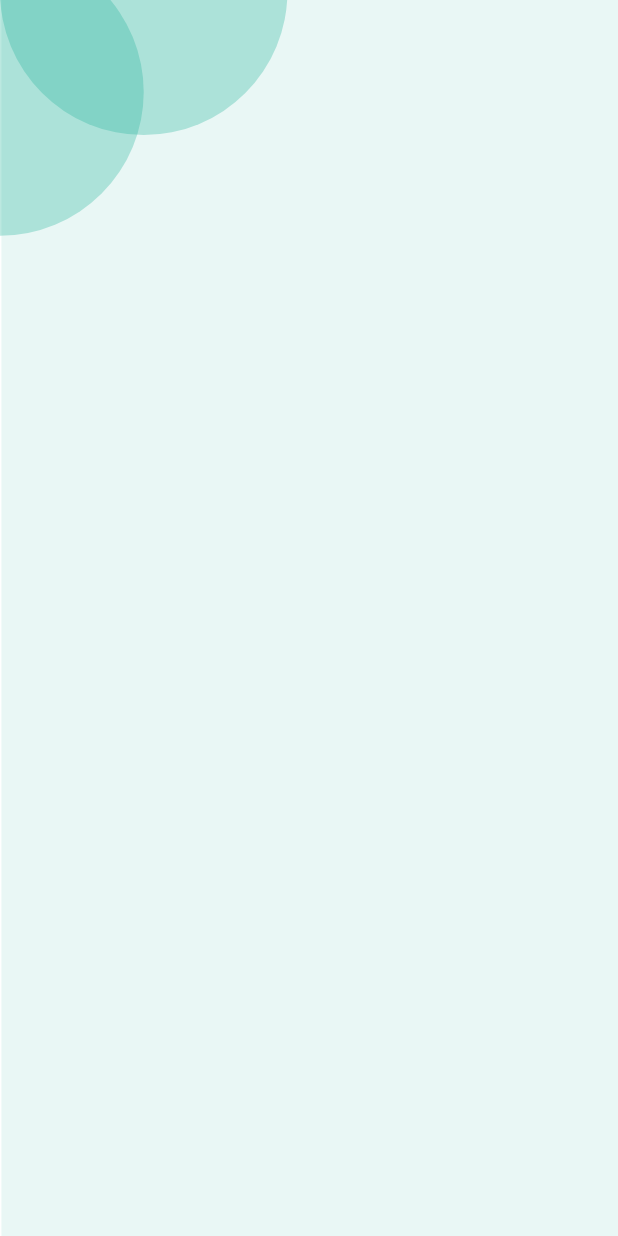
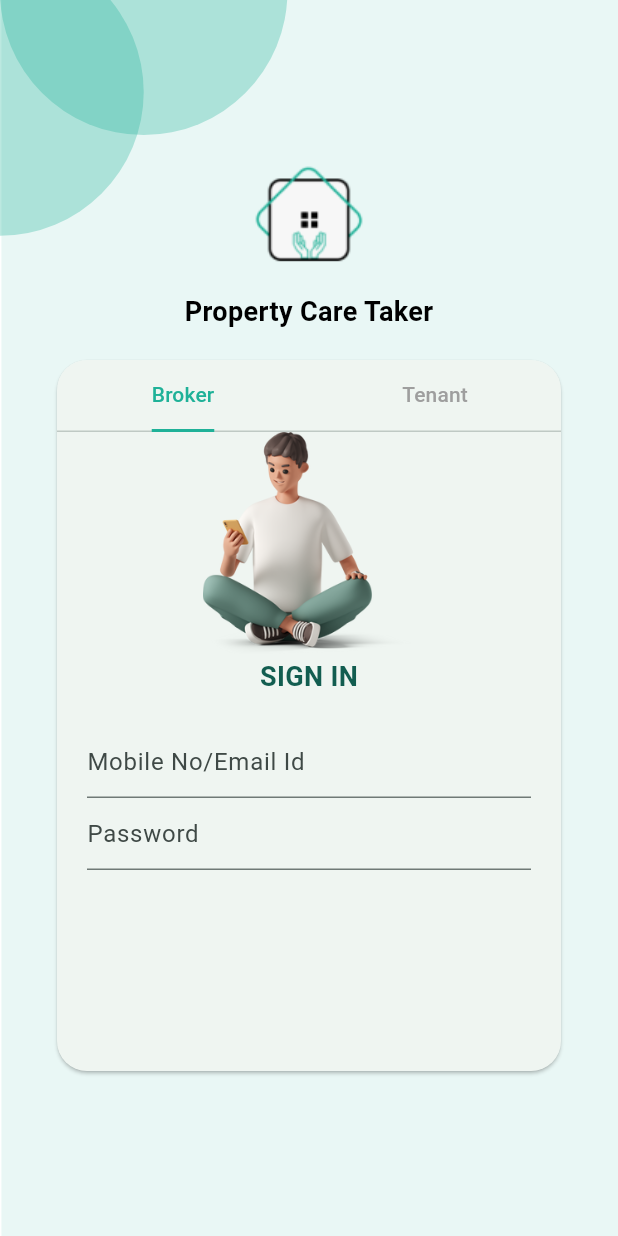
Before and after one commit to skawale21/pct_mark, a Flutter app: the screen it shows after launch, on a phone screen of 412 x 824 dp. Run offline on Flutter 3.47's test engine with Material 3 defaults, Android fonts, the light colour scheme and no system bars; our stand-ins replace flutter_svg; Roboto replaces fonts that are missing (Montserrat, Poppins).

Commit message:
added auth field.

```diff
--- a/lib/core/common/resources/asset_manager.dart
+++ b/lib/core/common/resources/asset_manager.dart
@@ -1,3 +1,5 @@
+// ignore_for_file: constant_identifier_names
+
 const String IMAGE_PATH = 'assets/images';
 
 final class PctImages {
--- a/lib/core/common/resources/color_manager.dart
+++ b/lib/core/common/resources/color_manager.dart
@@ -8,6 +8,8 @@
   static const transparantColor = Colors.transparent;
   static const blackColor = Colors.black;
   static Color primary = HexColor.fromHex("#ED9728");
+
+  static const Color signInTextColorBelowMan = Color(0xFF125D50);
   // static Color darkGrey = HexColor.fromHex("#525252");
   // static Color grey = HexColor.fromHex("#737477");
   // static Color lightGrey = HexColor.fromHex("#9E9E9E");
--- a/lib/core/common/resources/font_manager.dart
+++ b/lib/core/common/resources/font_manager.dart
@@ -1,7 +1,8 @@
 import 'package:flutter/material.dart';
 
-class PctFontConstant {
-  static const String fontFamily = "Montserrat";
+class PctFontFamily {
+  static const String Montserrat = "Montserrat";
+  static const String Poppins = "'Poppins'";
 }
 
 class PctFontWeight {
--- a/lib/core/common/resources/string_manager.dart
+++ b/lib/core/common/resources/string_manager.dart
@@ -1,3 +1,5 @@
+// ignore_for_file: constant_identifier_names
+
 class PctStrings {
   // String constants for login screen
   static const String LoginScreenTitle1 = "Property Care Taker";
--- a/lib/core/common/resources/styles_manager.dart
+++ b/lib/core/common/resources/styles_manager.dart
@@ -1,10 +1,11 @@
 import 'package:flutter/material.dart';
+import 'package:pct_mark/core/common/resources/font_manager.dart';
 
 class PctTextStyle {
-  TextStyle splashHeadingStyle = const TextStyle(
+  static const TextStyle splashHeadingStyle = TextStyle(
     fontFamily: "Poppins",
     fontSize: 18,
-    fontWeight: FontWeight.w600,
+    fontWeight: PctFontWeight.semibold,
     color: Color(0xff000000),
     height: 24.970624923706055 / 18,
   );
--- /dev/null
+++ b/lib/core/common/resources/theme_manager.dart
@@ -0,0 +1,119 @@
+import 'package:flutter/material.dart';
+import 'package:pct_mark/core/common/resources/color_manager.dart';
+import 'package:pct_mark/core/common/resources/font_manager.dart';
+
+class PctTextStyles {
+  static const TextStyle sigiInTextStyle = TextStyle(
+    color: PctColors.signInTextColorBelowMan,
+    fontSize: PctFontSize.s18,
+    fontFamily: PctFontFamily.Montserrat,
+    fontWeight: PctFontWeight.semibold,
+  );
+}
+
+
+
+// ThemeData getApplicationTheme() {
+//   return ThemeData(
+//     //main colors of the app
+//     primaryColor: ColorManager.primary,
+//     primaryColorLight: ColorManager.primaryOpacity70,
+//     primaryColorDark: ColorManager.darkPrimary,
+//     disabledColor: ColorManager.grey1, //will be used in case of disabled button
+
+//     //ripple color
+//     splashColor: ColorManager.primaryOpacity70,
+
+//     //TODO -1 look for accent color attribute  add ColorManager.Grey
+//     colorScheme: ColorScheme.fromSwatch(accentColor: ColorManager.grey),
+
+//     //TODO -2 add card theme according to app requirement
+//     cardTheme: CardTheme(
+//         color: ColorManager.white,
+//         shadowColor: ColorManager.grey,
+//         elevation: AppSize.s4),
+
+//     //appbar theme
+//     //TODO -3 add appbar theme according to app requitment
+
+//     appBarTheme: AppBarTheme(
+//         centerTitle: true,
+//         color: ColorManager.primary,
+//         elevation: AppSize.s4,
+//         shadowColor: ColorManager.primaryOpacity70,
+//         titleTextStyle:
+//             getRegularStyle(color: ColorManager.white, fontSize: FontSize.s12)),
+//     //button theme
+//     //TODO -4 add button theme according to app requirement
+
+//     buttonTheme: ButtonThemeData(
+//       shape: const StadiumBorder(),
+//       disabledColor: ColorManager.grey1,
+//       buttonColor: ColorManager.primary,
+//       splashColor: ColorManager.primaryOpacity70,
+//     ),
+//     elevatedButtonTheme: ElevatedButtonThemeData(
+//       style: ElevatedButton.styleFrom(
+//         textStyle: getRegularStyle(color: ColorManager.white),
+//         backgroundColor: ColorManager.primary,
+//         shape: RoundedRectangleBorder(
+//           borderRadius: BorderRadius.circular(AppSize.s12),
+//         ),
+//       ),
+//     ),
+
+//     //text theme
+//     //TODO -5 Modify textTheme according to requirement
+//     textTheme: TextTheme(
+//         displayLarge: getSemiBoldStyle(
+//             color: ColorManager.darkGrey, fontSize: FontSize.s15),
+//         titleMedium: getMediumStyle(
+//             color: ColorManager.lightGrey, fontSize: FontSize.s14),
+//         bodySmall: getRegularStyle(color: ColorManager.grey1),
+//         bodyLarge: getRegularStyle(color: ColorManager.grey)),
+
+//     //input decoration theme(text formfield)
+
+//     inputDecorationTheme: InputDecorationTheme(
+//       contentPadding: const EdgeInsets.all(AppPadding.p8),
+//       //hint style
+//       hintStyle: getRegularStyle(color: ColorManager.grey1),
+//       //label style
+//       labelStyle: getMediumStyle(color: ColorManager.darkGrey),
+//       //error style
+//       errorStyle: getRegularStyle(color: ColorManager.error),
+//       //enabled border
+//       enabledBorder: OutlineInputBorder(
+//         borderSide: BorderSide(color: ColorManager.grey, width: AppSize.s1_5),
+//         borderRadius: const BorderRadius.all(
+//           Radius.circular(AppSize.s8),
+//         ),
+//       ),
+
+//       //focus border
+//       focusedBorder: OutlineInputBorder(
+//         borderSide:
+//             BorderSide(color: ColorManager.primary, width: AppSize.s1_5),
+//         borderRadius: const BorderRadius.all(
+//           Radius.circular(AppSize.s8),
+//         ),
+//       ),
+
+//       //error border
+//       errorBorder: OutlineInputBorder(
+//         borderSide: BorderSide(color: ColorManager.error, width: AppSize.s1_5),
+//         borderRadius: const BorderRadius.all(
+//           Radius.circular(AppSize.s8),
+//         ),
+//       ),
+
+//       //focus error border
+//       focusedErrorBorder: OutlineInputBorder(
+//         borderSide: BorderSide(color: ColorManager.error, width: AppSize.s1_5),
+//         borderRadius: const BorderRadius.all(
+//           Radius.circular(AppSize.s8),
+//         ),
+//       ),
+//     ),
+//   );
+// }
--- /dev/null
+++ b/lib/core/common/resources/values_manager.dart
@@ -0,0 +1,32 @@
+class PctMargin {
+  static const double m8 = 8.0;
+  static const double m10 = 10.0;
+  static const double m12 = 12.0;
+  static const double m14 = 14.0;
+  static const double m16 = 16.0;
+  static const double m18 = 18.0;
+}
+
+class PctPadding {
+  static const double p8 = 8.0;
+  static const double p10 = 10.0;
+  static const double p12 = 12.0;
+  static const double p14 = 14.0;
+  static const double p16 = 16.0;
+  static const double p18 = 18.0;
+  static const double p20 = 20.0;
+}
+
+class PctAppSize {
+  static const double s1_5 = 1.5;
+  static const double s4 = 4.0;
+  static const double s8 = 8.0;
+  static const double s10 = 10.0;
+  static const double s12 = 12.0;
+  static const double s14 = 14.0;
+  static const double s16 = 16.0;
+  static const double s18 = 18.0;
+  static const double s20 = 20.0;
+  static const double s40 = 40.0;
+  static const double s100 = 100.0;
+}
--- a/lib/core/common/widgets/app_logo_widget.dart
+++ b/lib/core/common/widgets/app_logo_widget.dart
@@ -1,20 +1,22 @@
 import 'package:flutter/material.dart';
 import 'package:pct_mark/core/common/resources/asset_manager.dart';
 import 'package:pct_mark/core/common/resources/string_manager.dart';
+import 'package:pct_mark/core/common/resources/styles_manager.dart';
+import 'package:pct_mark/core/common/resources/values_manager.dart';
 
 Widget appLogoTitle = Column(
   mainAxisAlignment: MainAxisAlignment.center,
   crossAxisAlignment: CrossAxisAlignment.center,
   children: [
-    Image.asset(PctImages.logo),
-    const SizedBox(height: 20),
+    Image.asset(
+        PctImages.logo), // Assuming PctImages.logo points to your image asset
+    const SizedBox(height: PctAppSize.s20),
     const Text(
-      PctStrings.appTitle,
-      // style: splashHeadingStyle,
+      PctStrings.appTitle, // Assuming PctStrings.appTitle is a defined string
+      style: PctTextStyle
+          .splashHeadingStyle, // Use the defined style from PctTextStyle
       textAlign: TextAlign.left,
     ),
-    const SizedBox(
-      height: 20,
-    ),
+    const SizedBox(height: 20),
   ],
 );
--- /dev/null
+++ b/lib/core/common/widgets/auth_form_field_widget.dart
@@ -0,0 +1,31 @@
+import 'package:flutter/material.dart';
+
+class AuthField extends StatelessWidget {
+  final String hintText;
+  final TextEditingController controller;
+  final bool isObsecure;
+
+  const AuthField({
+    super.key,
+    required this.hintText,
+    required this.controller,
+    this.isObsecure = false,
+  });
+
+  @override
+  Widget build(BuildContext context) {
+    return TextFormField(
+      controller: controller,
+      validator: (value) {
+        if (value!.isEmpty) {
+          return '$hintText is missing';
+        }
+        return null;
+      },
+      decoration: InputDecoration(
+        hintText: hintText,
+      ),
+      obscureText: isObsecure,
+    );
+  }
+}
--- a/lib/core/theme.dart
+++ b/lib/core/theme.dart
@@ -26,7 +26,8 @@
     listTileTheme: const ListTileThemeData(horizontalTitleGap: 2),
     tabBarTheme: const TabBarTheme(
       labelColor: PctColors.mainColor, // Color of selected tab name
-      unselectedLabelColor: Colors.grey, // Color of unselected tab names
+      unselectedLabelColor:
+          PctColors.greyColor, // Color of unselected tab names
       indicator: BoxDecoration(
         border: Border(
           bottom: BorderSide(
--- a/lib/features/auth/presentation/login_screen.dart
+++ b/lib/features/auth/presentation/login_screen.dart
@@ -1,4 +1,10 @@
 import 'package:flutter/material.dart';
+import 'package:pct_mark/core/common/resources/asset_manager.dart';
+import 'package:pct_mark/core/common/resources/string_manager.dart';
+import 'package:pct_mark/core/common/resources/theme_manager.dart';
+import 'package:pct_mark/core/common/resources/values_manager.dart';
+import 'package:pct_mark/core/common/widgets/app_logo_widget.dart';
+import 'package:pct_mark/core/common/widgets/auth_form_field_widget.dart';
 import 'package:pct_mark/core/common/widgets/background_scaffold_widget.dart';
 
 class LoginScreen extends StatefulWidget {
@@ -8,19 +14,150 @@
   State<LoginScreen> createState() => _LoginScreenState();
 }
 
-class _LoginScreenState extends State<LoginScreen> {
+class _LoginScreenState extends State<LoginScreen>
+    with SingleTickerProviderStateMixin {
+  late TabController _loginTabController;
+
+  @override
+  void initState() {
+    _loginTabController = TabController(length: 2, vsync: this);
+    _loginTabController.index = 0;
+    super.initState();
+  }
+
+  @override
+  void dispose() {
+    _loginTabController.dispose();
+    super.dispose();
+  }
+
   @override
   Widget build(BuildContext context) {
-    return const BackgroundScaffold(
-      body: SingleChildScrollView(
-        child: Center(
-          child: Column(
-            mainAxisAlignment: MainAxisAlignment.center,
-            crossAxisAlignment: CrossAxisAlignment.center,
-            children: [],
+    return BackgroundScaffold(
+      body: Center(
+        // Center the entire content within BackgroundScaffold
+        child: SingleChildScrollView(
+          // Allow content to scroll if needed
+          child: Padding(
+            // Add padding for visual balance (optional)
+            padding: const EdgeInsets.symmetric(horizontal: PctPadding.p18),
+            child: Column(
+              mainAxisAlignment:
+                  MainAxisAlignment.center, // Center column vertically
+              crossAxisAlignment:
+                  CrossAxisAlignment.center, // Center column horizontally
+              children: [
+                appLogoTitle, // Assuming appLogoTitle is a centered widget
+                // Add other login screen elements here, centered within the column
+                Card(
+                  shape: RoundedRectangleBorder(
+                      borderRadius: BorderRadius.circular(PctAppSize.s20)),
+                  margin: const EdgeInsets.symmetric(
+                      horizontal: PctAppSize.s20, vertical: 00),
+                  child: Container(
+                    child: Column(
+                      children: [
+                        TabBar(controller: _loginTabController, tabs: const [
+                          Tab(
+                            child: Text(
+                              PctStrings.LoginScreenBrokerTitle,
+                            ),
+                          ),
+                          Tab(
+                            child: Text(
+                              PctStrings.LoginScreenTenantTitle,
+                            ),
+                          )
+                        ]),
+                        const Image(
+                          height: 150,
+                          image: AssetImage(
+                            PctImages.mansitting,
+                          ),
+                        ),
+                        const Text(
+                          PctStrings.SignIn,
+                          style: PctTextStyles.sigiInTextStyle,
+                        ),
+                        SizedBox(
+                          width: double.maxFinite,
+                          height: 250,
+                          child: TabBarView(
+                              controller: _loginTabController,
+                              children: const [
+                                BrokerLoginTab(),
+                                TenantLoginTab()
+                              ]),
+                        ),
+                      ],
+                    ),
+                  ),
+                )
+              ],
+            ),
           ),
         ),
       ),
     );
   }
 }
+
+class BrokerLoginTab extends StatefulWidget {
+  const BrokerLoginTab({super.key});
+
+  @override
+  State<BrokerLoginTab> createState() => _BrokerLoginTabState();
+}
+
+class _BrokerLoginTabState extends State<BrokerLoginTab> {
+  final TextEditingController _brokerUserName = TextEditingController();
+  final TextEditingController _brokerPassword = TextEditingController();
+  final _brokerSignupFormfield = GlobalKey<FormState>();
+
+  @override
+  Widget build(BuildContext context) {
+    return Padding(
+      padding: const EdgeInsets.all(PctAppSize.s20),
+      child: Column(
+        children: [
+          Form(
+              key: _brokerSignupFormfield,
+              child: Column(
+                children: [
+                  AuthField(
+                    hintText: 'Mobile No/Email Id',
+                    controller: _brokerUserName,
+                  ),
+                  AuthField(
+                    hintText: 'Password',
+                    controller: _brokerPassword,
+                    isObsecure: false,
+                  ),
+                ],
+              )),
+        ],
+      ),
+    );
+  }
+}
+
+class TenantLoginTab extends StatefulWidget {
+  const TenantLoginTab({super.key});
+
+  @override
+  State<TenantLoginTab> createState() => _TenantLoginTabState();
+}
+
+class _TenantLoginTabState extends State<TenantLoginTab> {
+  @override
+  Widget build(BuildContext context) {
+    return Column(
+      children: [
+        Form(
+            child: Column(
+          children: [TextFormField()],
+        )),
+      ],
+    );
+  }
+}
```
